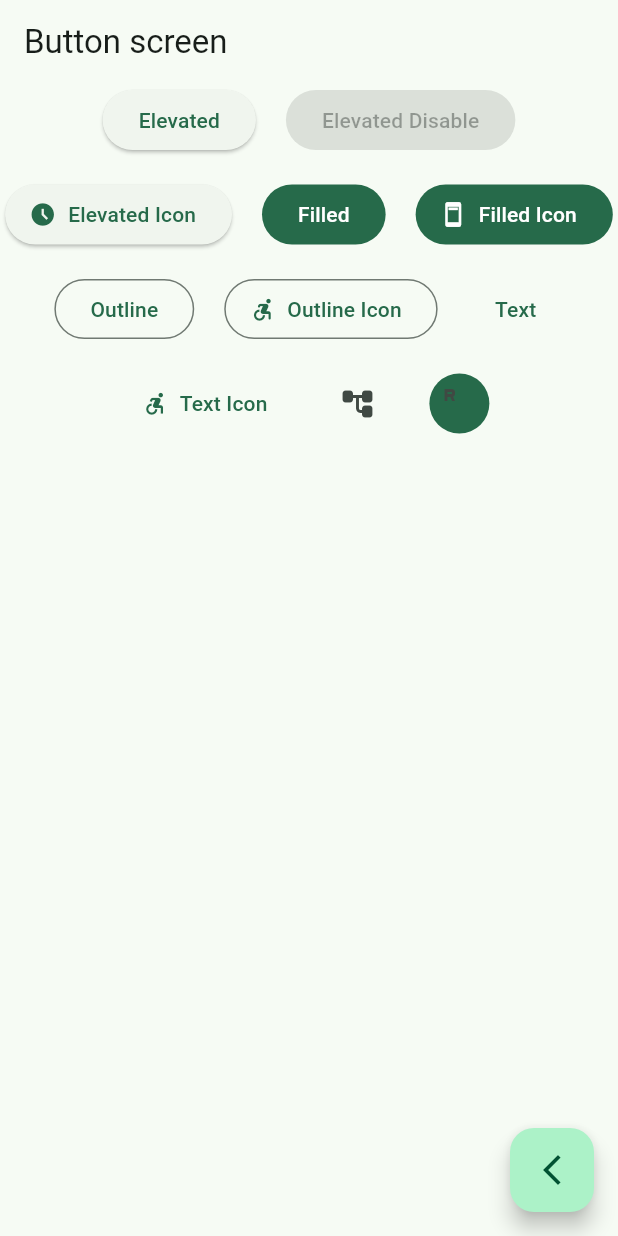
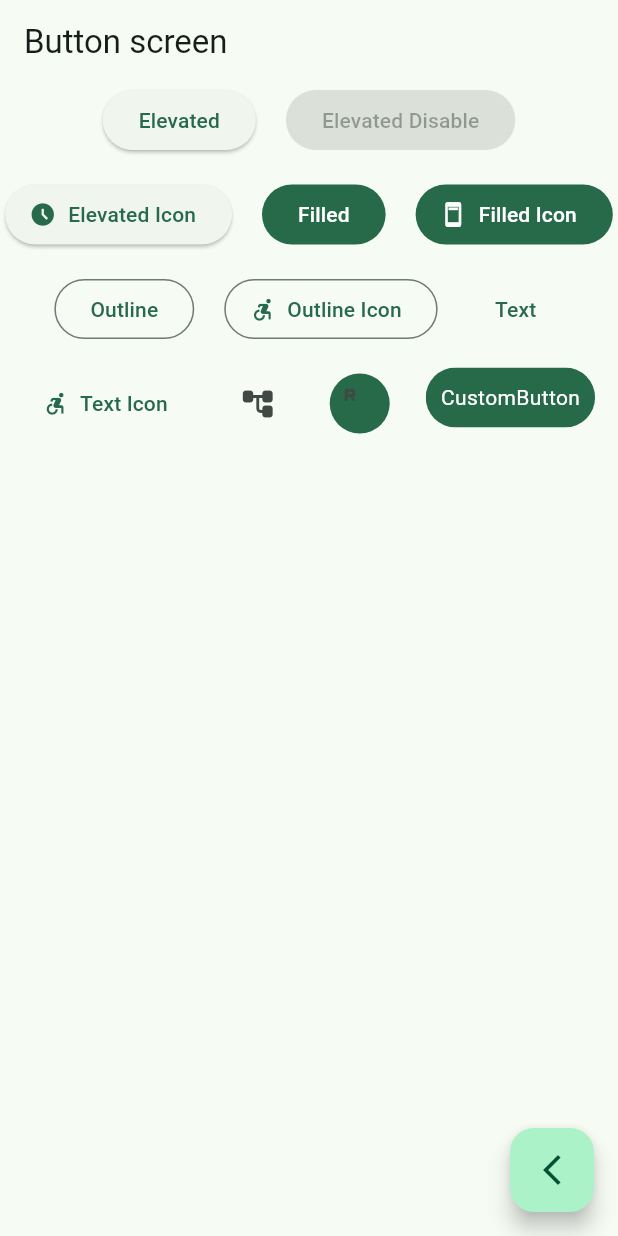
Before and after one commit to Guillermo-NH/widgets_app, a Flutter app: the ButtonsScreen screen opened by its route, on a phone screen of 412 x 824 dp. Run offline on Flutter 3.47's test engine with Material 2 defaults, Android fonts, the phone set to English and light mode, and no system bars; our stand-ins replace go_router.

Commit message:
custom button

```diff
--- a/lib/presentation/screens/buttons/buttons_screen.dart
+++ b/lib/presentation/screens/buttons/buttons_screen.dart
@@ -64,9 +64,35 @@ class _ButtonsView extends StatelessWidget {
             icon: const Icon(Icons.r_mobiledata),
             style: ButtonStyle(
                 backgroundColor: MaterialStatePropertyAll(colors.primary)),
-          )
+          ),
+          _CustomButton(colors: colors),
         ],
       ),
     );
   }
 }
+
+class _CustomButton extends StatelessWidget {
+  const _CustomButton({
+    required this.colors,
+  });
+
+  final ColorScheme colors;
+
+  @override
+  Widget build(BuildContext context) {
+    return ClipRRect(
+      borderRadius: BorderRadius.circular(20),
+      child: Material(
+          color: colors.primary,
+          child: InkWell(
+            onTap: () {},
+            child: const Padding(
+              padding: EdgeInsets.symmetric(horizontal: 10, vertical: 10),
+              child:
+                  Text('CustomButton', style: TextStyle(color: Colors.white)),
+            ),
+          )),
+    );
+  }
+}
```
